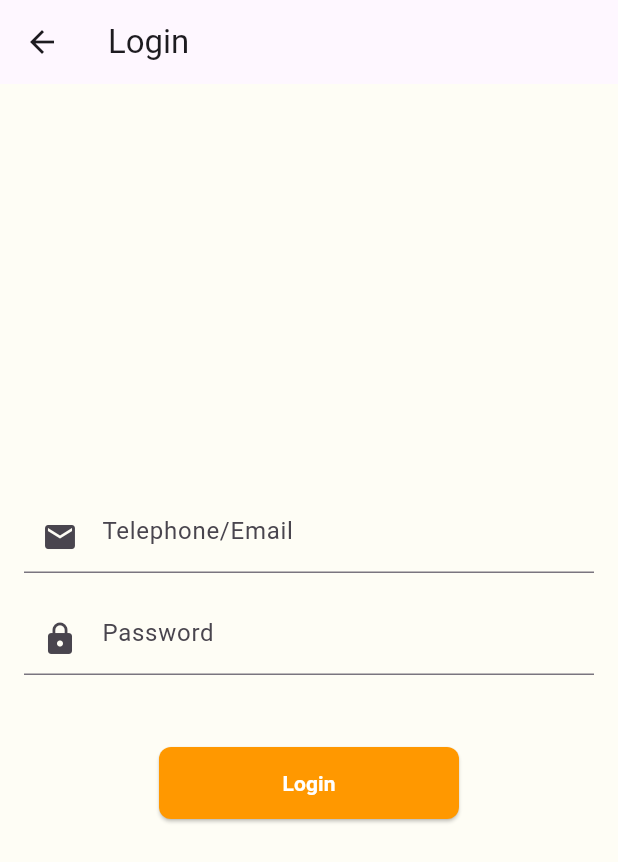
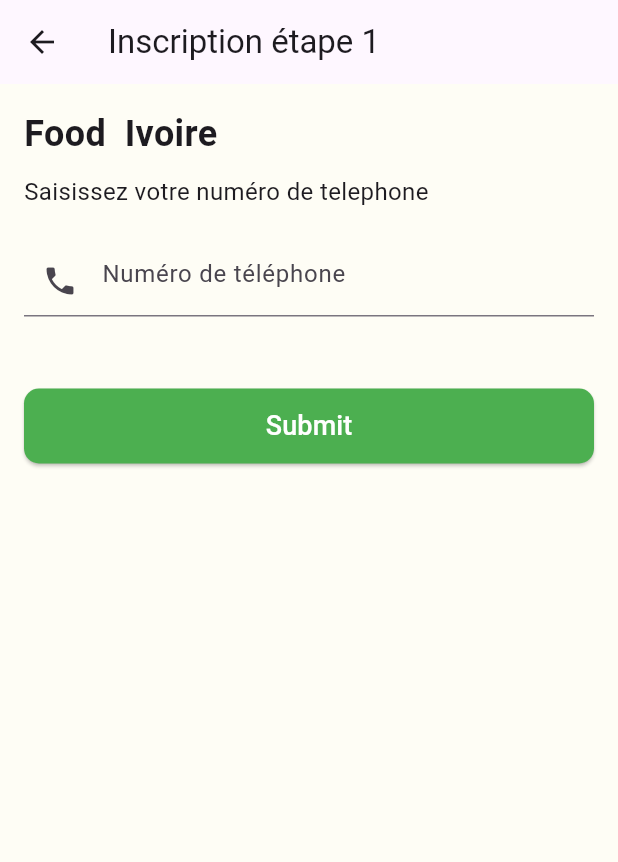
Before and after one commit to SethMegbetor/Food_Ivoire, a Flutter app: the LoginOrSignupPage screen opened directly, after a tap on "Sign Up", on a phone screen of 412 x 824 dp. Shown: the top 862 px of the screen. Run offline on Flutter 3.47's test engine with Material 2 defaults, Android fonts, the phone set to English and light mode, and no system bars.

Commit message:
added sign up step 1

```diff
--- a/lib/pages/login_or_signup.dart
+++ b/lib/pages/login_or_signup.dart
@@ -1,4 +1,5 @@
 import 'package:flutter/material.dart';
+import 'package:food_ivoire/pages/signup_telephone.dart';
 
 import 'login.dart';
 
@@ -48,7 +49,7 @@
                   Navigator.push(
                     context,
                     MaterialPageRoute(
-                      builder: (context) => LoginPage(),
+                      builder: (context) => SignupTelephonePage(),
                     ),
                   );
                 },
--- /dev/null
+++ b/lib/pages/signup_telephone.dart
@@ -0,0 +1,62 @@
+import 'package:flutter/material.dart';
+
+class SignupTelephonePage extends StatelessWidget {
+  @override
+  Widget build(BuildContext context) {
+    return Scaffold(
+      backgroundColor: Color(0xFFFEFDF5),
+      appBar: AppBar(
+        title: Text('Inscription étape 1'),
+      ),
+      body: Padding(
+        padding: const EdgeInsets.all(16.0),
+        child: Column(
+          crossAxisAlignment: CrossAxisAlignment.start,
+          children: [
+            Text(
+              'Food  Ivoire',
+              style: TextStyle(
+                fontSize: 24,
+                fontWeight: FontWeight.bold,
+              ),
+            ),
+            SizedBox(height: 10),
+            Text(
+              'Saisissez votre numéro de telephone',
+              style: TextStyle(
+                fontSize: 16,
+              ),
+            ),
+            SizedBox(height: 24),
+            TextField(
+              decoration: InputDecoration(
+                prefixIcon: Icon(Icons.phone),
+                hintText: 'Numéro de téléphone',
+              ),
+            ),
+            SizedBox(height: 48),
+            ElevatedButton(
+              onPressed: () {
+                // Perform submit action
+              },
+              style: ElevatedButton.styleFrom(
+                primary: Colors.green,
+                minimumSize: Size(double.infinity, 50),
+                shape: RoundedRectangleBorder(
+                  borderRadius: BorderRadius.circular(10),
+                ),
+              ),
+              child: Text(
+                'Submit',
+                style: TextStyle(
+                  color: Colors.white,
+                  fontSize: 18,
+                ),
+              ),
+            ),
+          ],
+        ),
+      ),
+    );
+  }
+}
```
Also changed, not shown: lib/pages/signup.dart (deleted).
